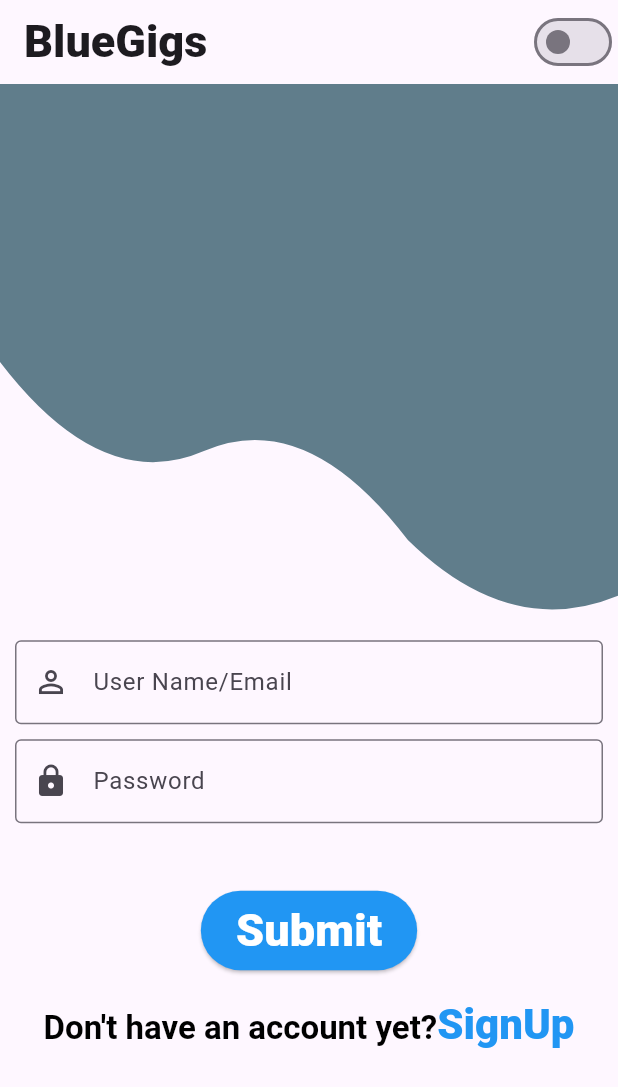
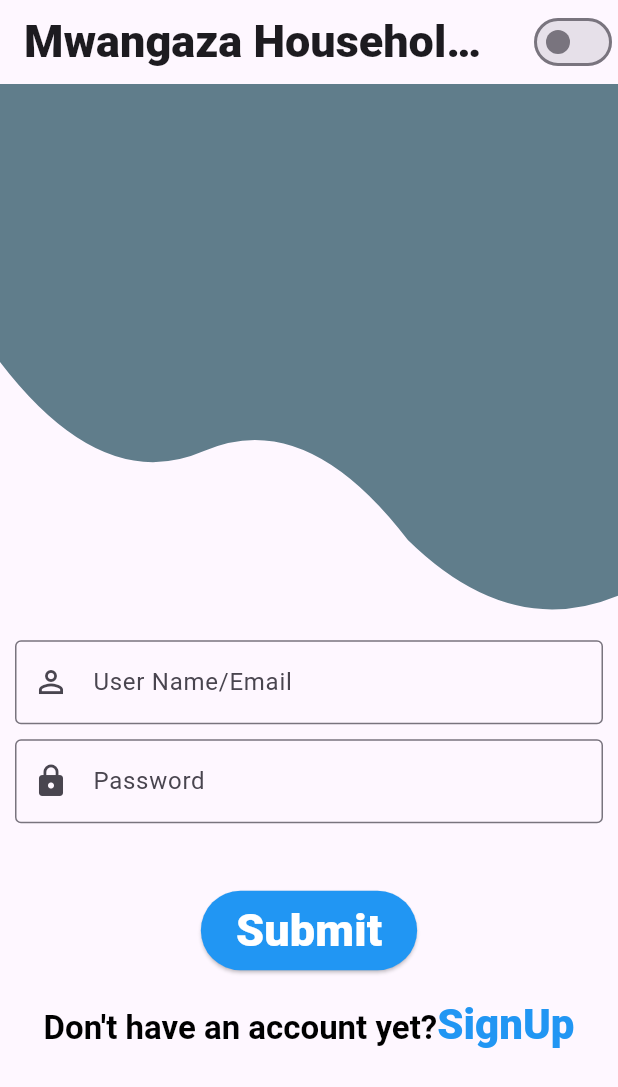
Before and after one commit to NjokiCynthia/blue_gigs, a Flutter app: the screen it shows after launch, on a phone screen of 412 x 824 dp. Shown: the top 1087 px of the screen. Run offline on Flutter 3.47's test engine with Material 3 defaults, Android fonts, the phone set to English and light mode, and no system bars; our stand-ins replace cloud_firestore, email_validator, firebase_auth, firebase_core, firebase_storage, hooks_riverpod and 1 more; accounts and stored records are empty.

```diff
--- a/lib/main.dart
+++ b/lib/main.dart
@@ -11,7 +11,7 @@ import 'firebase_options.dart';
 void main() async {
   WidgetsFlutterBinding.ensureInitialized();
   await Firebase.initializeApp(
-    options: DefaultFirebaseOptions.currentPlatform,
+    //options: DefaultFirebaseOptions.currentPlatform,
   );
   runApp(ProviderScope(child: MyApp(),),);
 }
--- a/lib/screens/login.dart
+++ b/lib/screens/login.dart
@@ -26,7 +26,7 @@ class _LoginPageState extends State<LoginPage> {
     return Scaffold(
       appBar: AppBar(
         title: Text(
-          "BlueGigs",
+          "Mwangaza Household Support App",
           style: TextStyle(
             fontSize: 30.0,
             fontWeight: FontWeight.w900,
```
Also changed, not shown: lib/firebase_options.dart, 1 other file.
